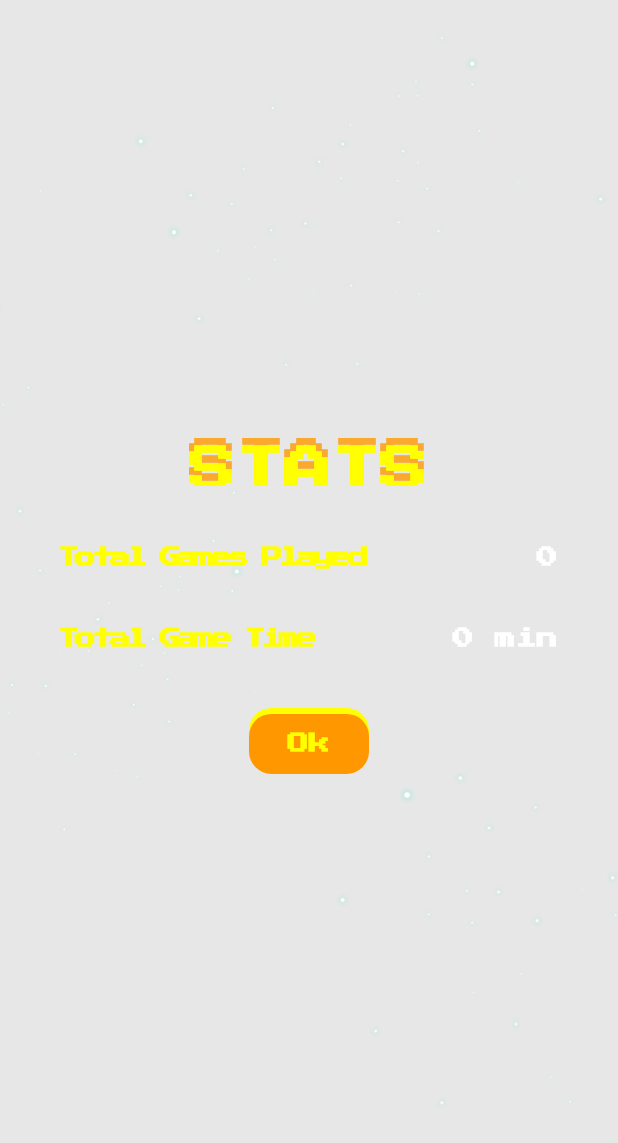
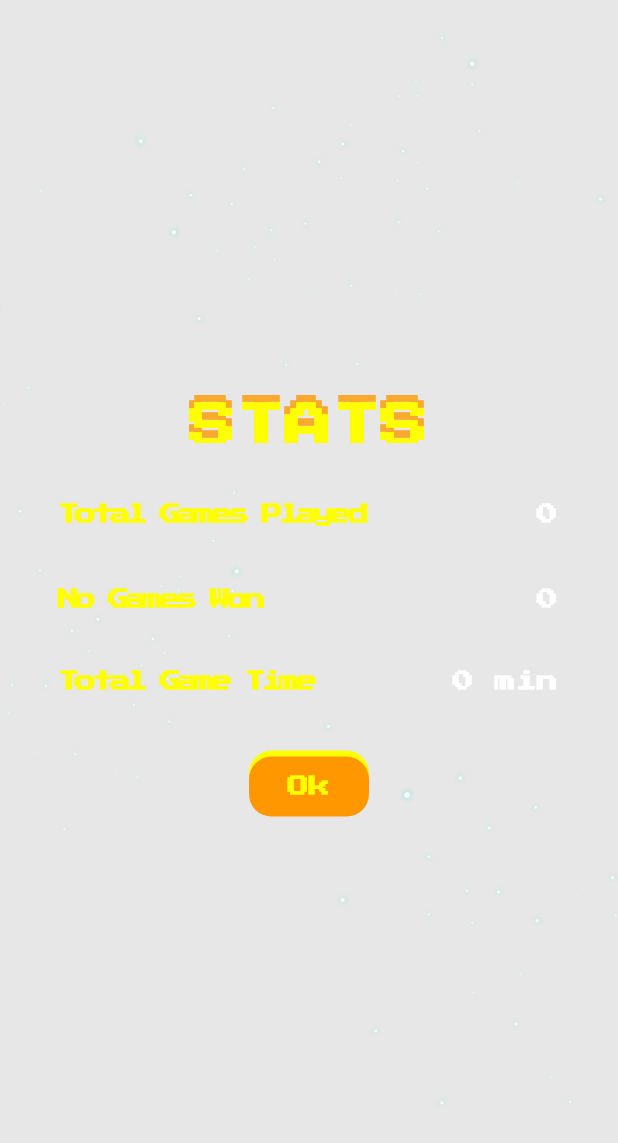
Before and after one commit to hngx-org/team-brainbots-breakout, a Flutter app: the StatsScreen screen opened by its route, on a phone screen of 412 x 824 dp. Shown: the top 1143 px of the screen. Run offline on Flutter 3.47's test engine with Material 2 defaults, Android fonts, the phone set to English and light mode, and no system bars; our stand-ins replace flutter_screenutil, go_router, google_fonts, percent_indicator, shared_preferences; missing offline and left inert: flame, flame_audio; accounts and stored records are empty.

Commit message:
added number of games won to stats

```diff
--- a/lib/src/config/user_config.dart
+++ b/lib/src/config/user_config.dart
@@ -4,6 +4,7 @@ import 'package:shared_preferences/shared_preferences.dart';
 class UserConfig extends ChangeNotifier{
   late ValueNotifier<int> highScore;
   late ValueNotifier<int> noGamesPlayed;
+  late ValueNotifier<int> noGamesWon;
   late ValueNotifier<Duration> totalGameTime;
   late ValueNotifier<Duration> bestTime;
   late ValueNotifier<int> levelsUnlocked;
@@ -16,6 +17,7 @@ class UserConfig extends ChangeNotifier{
 
     highScore = ValueNotifier(prefs.getInt('highScore') ?? 0);
     noGamesPlayed = ValueNotifier(prefs.getInt('noGamesPlayed') ?? 0);
+    noGamesWon = ValueNotifier(prefs.getInt('noGamesWon') ?? 0);
     totalGameTime = ValueNotifier(Duration(seconds: prefs.getInt('totalGameTime') ?? 0));
     bestTime = ValueNotifier(Duration(seconds: prefs.getInt('bestTime') ?? 0));
     levelsUnlocked = ValueNotifier(prefs.getInt('levelsUnlocked') ?? 1);
@@ -29,6 +31,9 @@ class UserConfig extends ChangeNotifier{
     });
     noGamesPlayed.addListener(() {
       prefs.setInt('noGamesPlayed', noGamesPlayed.value);
+    });
+    noGamesWon.addListener(() {
+      prefs.setInt('noGamesWon', noGamesWon.value);
     });
     totalGameTime.addListener(() {
       prefs.setInt('totalGameTime', totalGameTime.value.inSeconds);
--- a/lib/src/game/breakout.dart
+++ b/lib/src/game/breakout.dart
@@ -118,6 +118,7 @@ class Breakout extends FlameGame with HasCollisionDetection{
       }
     }
     gameManager.gameStopwatch.stop();
+    userConfig.noGamesWon.value += 1;
     userConfig.totalGameTime.value += gameManager.gameStopwatch.elapsed;
     if(gameManager.gameStopwatch.elapsed < userConfig.bestTime.value){
       userConfig.bestTime.value = gameManager.gameStopwatch.elapsed;
--- a/lib/src/screens/stats_screen.dart
+++ b/lib/src/screens/stats_screen.dart
@@ -109,6 +109,33 @@ class _StatsScreenState extends State<StatsScreen> with TickerProviderStateMixin
                   mainAxisAlignment: MainAxisAlignment.spaceBetween,
                   children: [
                     Text(
+                      'No Games Won',
+                      style: GoogleFonts.pressStart2p(
+                        color: Colors.yellowAccent,
+                        fontWeight: FontWeight.bold,
+                          fontSize: 14,
+                          letterSpacing: -2.5,
+                          wordSpacing: -1
+                      ),
+                      textAlign: TextAlign.center,
+                    ),
+                    20.verticalSpace,
+                    Text(
+                      '${userConfig.noGamesWon.value}',
+                      style: GoogleFonts.pressStart2p(
+                        color: Colors.white,
+                        fontWeight: FontWeight.bold,
+                        fontSize: 14,
+                      ),
+                      textAlign: TextAlign.center,
+                    ),
+                  ],
+                ),
+                40.verticalSpace,
+                Row(
+                  mainAxisAlignment: MainAxisAlignment.spaceBetween,
+                  children: [
+                    Text(
                       'Total Game Time',
                       style: GoogleFonts.pressStart2p(
                         color: Colors.yellowAccent,
```
